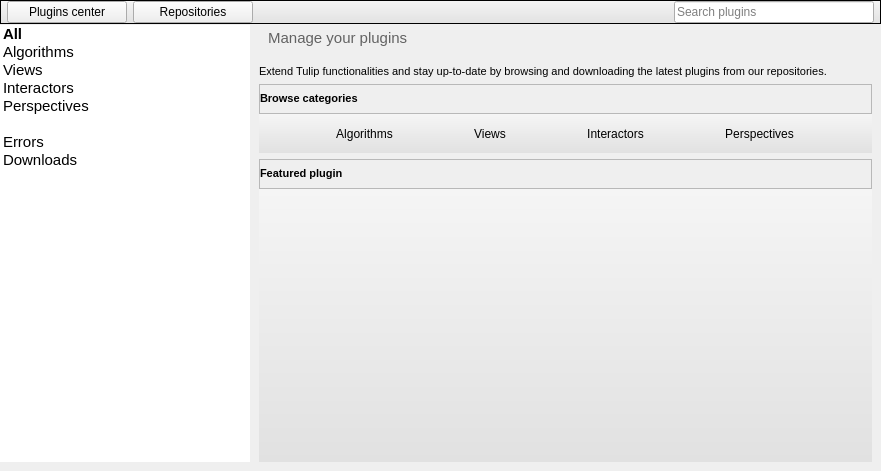
Tulip-Dev/tulip, file software/tulip/designer/PluginsCenter.ui: the form before one commit.
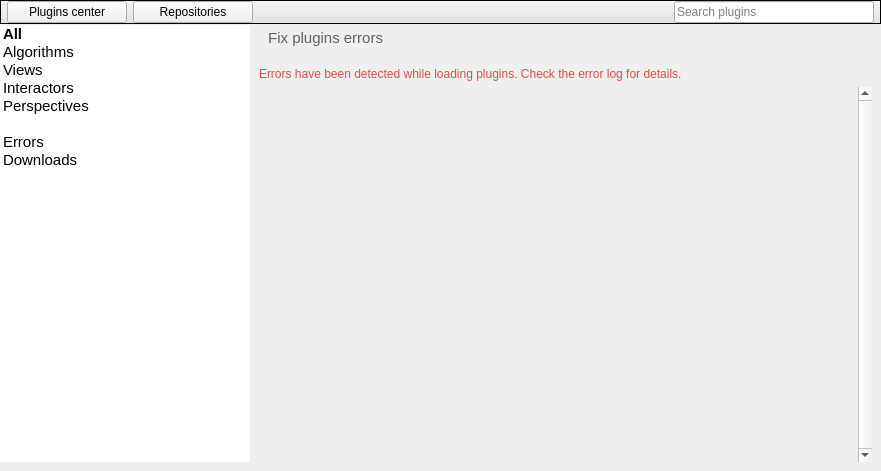
The form after the commit. Icons and pictures are not drawn.

Diff of the .ui file:
```diff
--- a/software/tulip/designer/PluginsCenter.ui
+++ b/software/tulip/designer/PluginsCenter.ui
@@ -282,6 +282,9 @@
        <property name="styleSheet">
         <string notr="true"/>
        </property>
+       <property name="currentIndex">
+        <number>3</number>
+       </property>
        <widget class="QWidget" name="homePage">
         <layout class="QVBoxLayout" name="verticalLayout_3">
          <property name="leftMargin">
@@ -577,12 +580,12 @@
                 <x>0</x>
                 <y>0</y>
                 <width>419</width>
-                <height>188</height>
+                <height>170</height>
                </rect>
               </property>
               <property name="styleSheet">
-               <string notr="true">QWidget#errorsFrameContent {
-background-color: qlineargradient(spread:pad, x1:0, y1:0, x2:0, y2:1, stop:0 rgba(245, 245, 245, 255), stop:1 rgba(225,225,225, 255));
+               <string notr="true">QWidget#featuredContent {
+background-color: white;
 border-left: 1px solid &quot;#C9C9C9&quot;;
 border-right: 1px solid &quot;#C9C9C9&quot;;
 border-bottom: 1px solid &quot;#C9C9C9&quot;;
@@ -595,6 +598,77 @@
          </item>
         </layout>
        </widget>
+       <widget class="QWidget" name="searchPage"/>
+       <widget class="QWidget" name="reposPage"/>
+       <widget class="QWidget" name="errorsPage">
+        <layout class="QVBoxLayout" name="verticalLayout_2">
+         <property name="topMargin">
+          <number>5</number>
+         </property>
+         <property name="bottomMargin">
+          <number>0</number>
+         </property>
+         <item>
+          <widget class="QLabel" name="label">
+           <property name="text">
+            <string>&lt;!DOCTYPE HTML PUBLIC &quot;-//W3C//DTD HTML 4.0//EN&quot; &quot;http://www.w3.org/TR/REC-html40/strict.dtd&quot;&gt;
+&lt;html&gt;&lt;head&gt;&lt;meta name=&quot;qrichtext&quot; content=&quot;1&quot; /&gt;&lt;style type=&quot;text/css&quot;&gt;
+p, li { white-space: pre-wrap; }
+&lt;/style&gt;&lt;/head&gt;&lt;body style=&quot; font-family:'Cantarell'; font-size:11pt; font-weight:400; font-style:normal;&quot;&gt;
+&lt;p style=&quot; margin-top:0px; margin-bottom:0px; margin-left:0px; margin-right:0px; -qt-block-indent:0; text-indent:0px;&quot;&gt;&lt;img src=&quot;:/tulip/app/ui/list_bullet_arrow.png&quot; /&gt;&lt;span style=&quot; font-family:'MS Shell Dlg 2'; font-size:8pt;&quot;&gt;   &lt;/span&gt;&lt;span style=&quot; font-family:'MS Shell Dlg 2'; color:#626262;&quot;&gt;Fix plugins errors&lt;/span&gt;&lt;/p&gt;
+&lt;p style=&quot;-qt-paragraph-type:empty; margin-top:0px; margin-bottom:0px; margin-left:0px; margin-right:0px; -qt-block-indent:0; text-indent:0px; font-family:'MS Shell Dlg 2'; font-size:9pt; color:#626262;&quot;&gt;&lt;/p&gt;&lt;/body&gt;&lt;/html&gt;</string>
+           </property>
+          </widget>
+         </item>
+         <item>
+          <widget class="QLabel" name="errorsLabel">
+           <property name="text">
+            <string>&lt;!DOCTYPE HTML PUBLIC &quot;-//W3C//DTD HTML 4.0//EN&quot; &quot;http://www.w3.org/TR/REC-html40/strict.dtd&quot;&gt;
+&lt;html&gt;&lt;head&gt;&lt;meta name=&quot;qrichtext&quot; content=&quot;1&quot; /&gt;&lt;style type=&quot;text/css&quot;&gt;
+p, li { white-space: pre-wrap; }
+&lt;/style&gt;&lt;/head&gt;&lt;body style=&quot; font-family:'Cantarell'; font-size:11pt; font-weight:400; font-style:normal;&quot;&gt;
+&lt;p style=&quot; margin-top:0px; margin-bottom:0px; margin-left:0px; margin-right:0px; -qt-block-indent:0; text-indent:0px;&quot;&gt;&lt;span style=&quot; font-size:9pt; color:#dc4d4f;&quot;&gt;Errors have been detected while loading plugins. Check the error log for details.&lt;/span&gt;&lt;/p&gt;&lt;/body&gt;&lt;/html&gt;</string>
+           </property>
+           <property name="wordWrap">
+            <bool>true</bool>
+           </property>
+          </widget>
+         </item>
+         <item>
+          <widget class="QScrollArea" name="errorsLogArea">
+           <property name="frameShape">
+            <enum>QFrame::NoFrame</enum>
+           </property>
+           <property name="verticalScrollBarPolicy">
+            <enum>Qt::ScrollBarAlwaysOn</enum>
+           </property>
+           <property name="widgetResizable">
+            <bool>true</bool>
+           </property>
+           <widget class="QWidget" name="errorsLogAreaContent">
+            <property name="geometry">
+             <rect>
+              <x>0</x>
+              <y>0</y>
+              <width>406</width>
+              <height>344</height>
+             </rect>
+            </property>
+            <property name="styleSheet">
+             <string notr="true">QWidget#scrollAreaWidgetContents {
+	background-color: white;
+border-left: 1px solid &quot;#C9C9C9&quot;;
+border-right: 1px solid &quot;#C9C9C9&quot;;
+border-bottom: 1px solid &quot;#C9C9C9&quot;;
+border-top: 1px solid &quot;#C9C9C9&quot;;
+}</string>
+            </property>
+           </widget>
+          </widget>
+         </item>
+        </layout>
+       </widget>
+       <widget class="QWidget" name="downloadsPage"/>
       </widget>
      </item>
     </layout>
```
Left out of the diff: 10 changed lines with no effect on the pictures.
